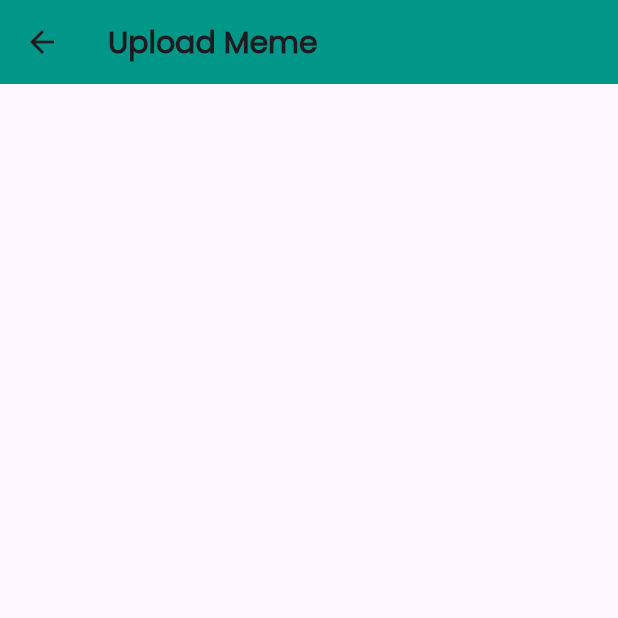
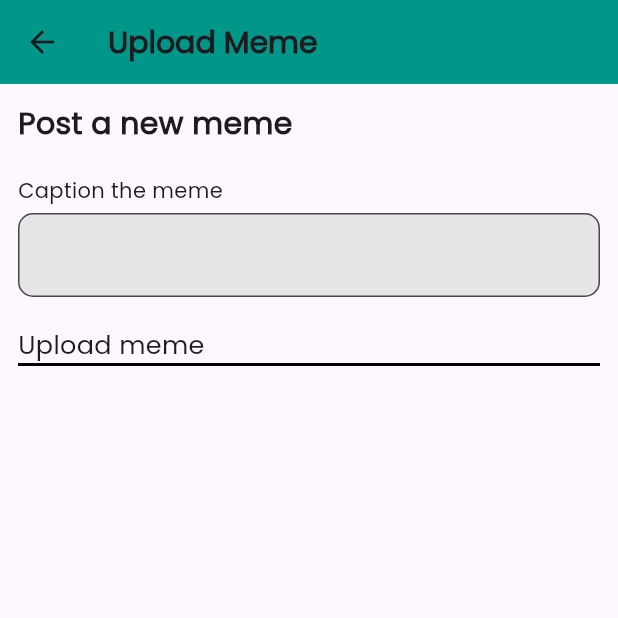
Before and after one commit to sumitdhamala/meme_app, a Flutter app: the MemeUpload screen opened directly, on a phone screen of 412 x 824 dp, the top half of it. Run offline on Flutter 3.47's test engine with Material 3 defaults, Android fonts, the light colour scheme and no system bars; our stand-ins replace loading_animation_widget.

Commit message:
aurth stp 1 done

```diff
--- a/lib/constants/constants.dart
+++ b/lib/constants/constants.dart
@@ -5,4 +5,4 @@ const Color lightGreen = Color.fromARGB(255, 224, 242, 241);
 const Color paleBlue = Color.fromARGB(255, 230, 242, 255);
 const Color grey = Colors.grey;
 
-String url = "http:192.168.100.15:3000/auth";
+String url = "http://localhost:3000/auth";
--- a/lib/views/screens/home.dart
+++ b/lib/views/screens/home.dart
@@ -2,7 +2,6 @@ import 'package:flutter/material.dart';
 import 'package:meme_app/components/listview.dart';
 import 'package:meme_app/constants/constants.dart';
 import 'package:meme_app/views/login/login.dart';
-import 'package:dotted_separator/dotted_separator.dart';
 import 'package:meme_app/views/screens/upload_meme.dart';
 
 class HomePage extends StatelessWidget {
--- a/lib/views/screens/upload_meme.dart
+++ b/lib/views/screens/upload_meme.dart
@@ -16,6 +16,41 @@ class MemeUpload extends StatelessWidget {
           ),
         ),
       ),
+      body: Padding(
+        padding: const EdgeInsets.all(12.0),
+        child: Column(
+          crossAxisAlignment: CrossAxisAlignment.start,
+          children: [
+            Text(
+              "Post a new meme",
+              style: TextStyle(fontWeight: FontWeight.bold, fontSize: 20),
+            ),
+            SizedBox(height: 20),
+            Text("Caption the meme"),
+            SizedBox(height: 5),
+            TextField(
+              decoration: InputDecoration(
+                filled: true,
+                fillColor: Color.fromARGB(255, 230, 230, 230),
+                border: OutlineInputBorder(
+                    borderSide: BorderSide(width: 2),
+                    borderRadius: BorderRadius.circular(10)),
+              ),
+            ),
+            SizedBox(height: 20),
+            Text(
+              "Upload meme",
+              style: TextStyle(fontSize: 17),
+            ),
+            Container(
+              decoration: BoxDecoration(
+                border: Border.all()
+              ),
+            )
+
+          ],
+        ),
+      ),
     );
   }
 }
--- a/pubspec.yaml
+++ b/pubspec.yaml
@@ -36,7 +36,7 @@ dependencies:
   # Use with the CupertinoIcons class for iOS style icons.
   cupertino_icons: ^1.0.6
   loading_animation_widget: ^1.2.1
-  dotted_separator: ^1.0.6
+
   http: ^1.2.1
   provider: ^6.1.2
 
@@ -48,7 +48,7 @@ dev_dependencies:
   # encourage good coding practices. The lint set provided by the package is
   # activated in the `analysis_options.yaml` file located at the root of your
   # package. See that file for information about deactivating specific lint
-  # rules and activating additional ones.
+  # rules and activating additional ones.~
   flutter_lints: ^3.0.0
 
 # For information on the generic Dart part of this file, see the
```
Also changed, not shown: lib/components/button.dart (+8 -5 lines), lib/main.dart (+5 -10 lines), lib/provider/setting_provider.dart (+4 -18 lines), lib/views/login/login.dart (+45 -30 lines), lib/views/login/signup.dart (+55 -7 lines), pubspec.lock.
